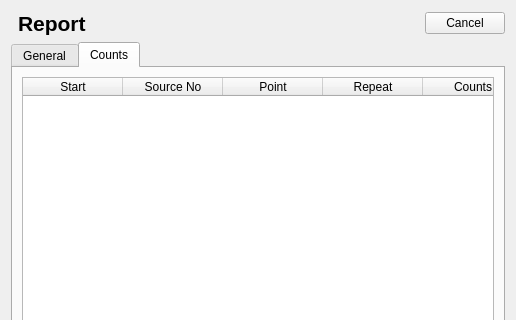
First picture: the form in Crystal/Crystal/dialogmeasurementreport.ui, repository ziemastz/SL, before the edit; both pictures show x 0 to 516 and y 0 to 320 of the 516 by 655 pixel window.
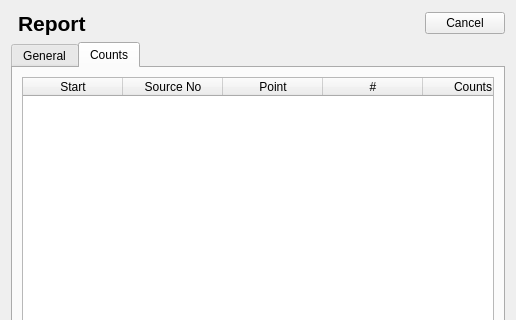
Second picture: the form after the edit. The open tabs and pages were chosen to show the change. Icons and pictures are not drawn.

What changed in the file:
```diff
--- a/Crystal/Crystal/dialogmeasurementreport.ui
+++ b/Crystal/Crystal/dialogmeasurementreport.ui
@@ -968,7 +968,7 @@
          </column>
          <column>
           <property name="text">
-           <string>Repeat</string>
+           <string>#</string>
           </property>
          </column>
          <column>
```
